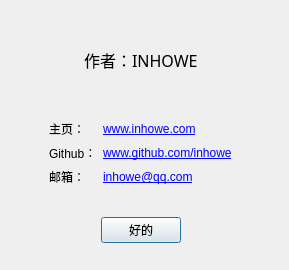
Old version of the form ComAssistant/about_me_dialog.ui in the repository petertheprocess/ComAssistant.
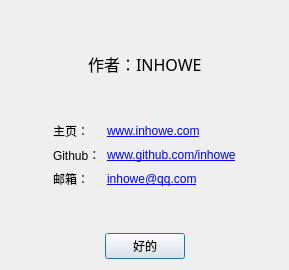
New version of the form.

Commit message: 主窗口和关于窗口的大小自适应

What changed in the file:
```diff
--- a/ComAssistant/about_me_dialog.ui
+++ b/ComAssistant/about_me_dialog.ui
@@ -13,60 +13,8 @@
   <property name="windowTitle">
    <string>关于</string>
   </property>
-  <widget class="QWidget" name="horizontalLayoutWidget">
-   <property name="geometry">
-    <rect>
-     <x>10</x>
-     <y>210</y>
-     <width>261</width>
-     <height>41</height>
-    </rect>
-   </property>
-   <layout class="QHBoxLayout" name="horizontalLayout">
-    <item>
-     <spacer name="horizontalSpacer">
-      <property name="orientation">
-       <enum>Qt::Horizontal</enum>
-      </property>
-      <property name="sizeHint" stdset="0">
-       <size>
-        <width>40</width>
-        <height>20</height>
-       </size>
-      </property>
-     </spacer>
-    </item>
-    <item>
-     <widget class="QPushButton" name="okButton">
-      <property name="text">
-       <string>好的</string>
-      </property>
-     </widget>
-    </item>
-    <item>
-     <spacer name="horizontalSpacer_2">
-      <property name="orientation">
-       <enum>Qt::Horizontal</enum>
-      </property>
-      <property name="sizeHint" stdset="0">
-       <size>
-        <width>40</width>
-        <height>20</height>
-       </size>
-      </property>
-     </spacer>
-    </item>
-   </layout>
-  </widget>
-  <widget class="QWidget" name="horizontalLayoutWidget_2">
-   <property name="geometry">
-    <rect>
-     <x>10</x>
-     <y>20</y>
-     <width>261</width>
-     <height>80</height>
-    </rect>
-   </property>
+  <layout class="QGridLayout" name="gridLayout">
+   <item row="0" column="0">
    <layout class="QHBoxLayout" name="horizontalLayout_2">
     <item>
      <spacer name="horizontalSpacer_4">
@@ -108,16 +56,8 @@
      </spacer>
     </item>
    </layout>
-  </widget>
-  <widget class="QWidget" name="horizontalLayoutWidget_3">
-   <property name="geometry">
-    <rect>
-     <x>10</x>
-     <y>120</y>
-     <width>261</width>
-     <height>71</height>
-    </rect>
-   </property>
+   </item>
+   <item row="1" column="0">
    <layout class="QHBoxLayout" name="horizontalLayout_3">
     <item>
      <spacer name="horizontalSpacer_6">
@@ -192,7 +132,45 @@
      </spacer>
     </item>
    </layout>
-  </widget>
+   </item>
+   <item row="2" column="0">
+    <layout class="QHBoxLayout" name="horizontalLayout">
+     <item>
+      <spacer name="horizontalSpacer">
+       <property name="orientation">
+        <enum>Qt::Horizontal</enum>
+       </property>
+       <property name="sizeHint" stdset="0">
+        <size>
+         <width>40</width>
+         <height>20</height>
+        </size>
+       </property>
+      </spacer>
+     </item>
+     <item>
+      <widget class="QPushButton" name="okButton">
+       <property name="text">
+        <string>好的</string>
+       </property>
+      </widget>
+     </item>
+     <item>
+      <spacer name="horizontalSpacer_2">
+       <property name="orientation">
+        <enum>Qt::Horizontal</enum>
+       </property>
+       <property name="sizeHint" stdset="0">
+        <size>
+         <width>40</width>
+         <height>20</height>
+        </size>
+       </property>
+      </spacer>
+     </item>
+    </layout>
+   </item>
+  </layout>
  </widget>
  <resources/>
  <connections/>
```
Lines whose indentation alone changed are shown as unchanged. The commit also changes 1 other file.
